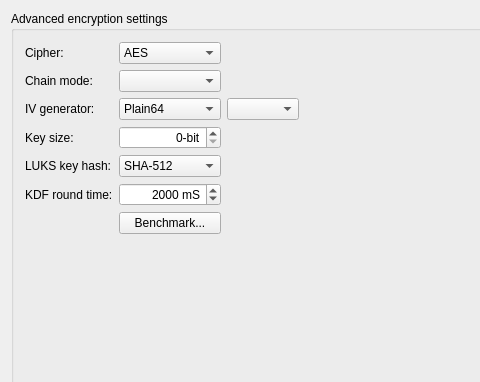
gazelle-installer/gazelle-installer, file meinstall.ui: the form before one commit; both pictures show x 0 to 480 and y 0 to 382 of the 738 by 526 pixel window.
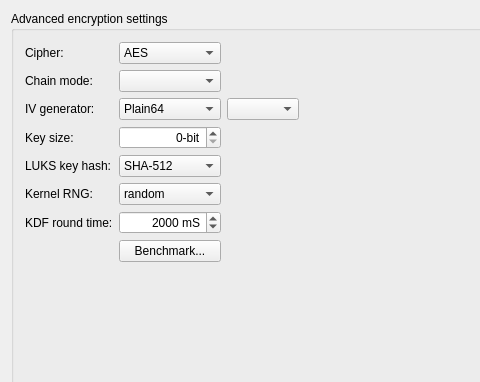
The form after the commit. The open tabs and pages were chosen to show the change. Icons and pictures are not drawn.

Commit message: Added option to select which kernel RNG to use (--use-[u]random).

The edit to the form file:
```diff
--- a/meinstall.ui
+++ b/meinstall.ui
@@ -1319,7 +1319,7 @@
             </property>
            </widget>
           </item>
-          <item row="20" column="1">
+          <item row="22" column="1">
            <widget class="QSpinBox" name="spinFDEroundtime">
             <property name="sizePolicy">
              <sizepolicy hsizetype="Minimum" vsizetype="Preferred">
@@ -1376,7 +1376,7 @@
             </property>
            </widget>
           </item>
-          <item row="22" column="0">
+          <item row="25" column="0">
            <spacer name="verticalSpacer_6">
             <property name="orientation">
              <enum>Qt::Vertical</enum>
@@ -1389,7 +1389,7 @@
             </property>
            </spacer>
           </item>
-          <item row="20" column="0">
+          <item row="22" column="0">
            <widget class="QLabel" name="labelFDEroundtime">
             <property name="sizePolicy">
              <sizepolicy hsizetype="Minimum" vsizetype="Preferred">
@@ -1469,7 +1469,7 @@
             </item>
            </widget>
           </item>
-          <item row="21" column="1">
+          <item row="24" column="1">
            <widget class="QPushButton" name="buttonBenchmarkFDE">
             <property name="sizePolicy">
              <sizepolicy hsizetype="Minimum" vsizetype="Preferred">
@@ -1575,6 +1575,27 @@
             </property>
            </spacer>
           </item>
+          <item row="21" column="0">
+           <widget class="QLabel" name="labelFDErandom">
+            <property name="text">
+             <string>Kernel RNG:</string>
+            </property>
+           </widget>
+          </item>
+          <item row="21" column="1">
+           <widget class="QComboBox" name="comboFDErandom">
+            <item>
+             <property name="text">
+              <string>random</string>
+             </property>
+            </item>
+            <item>
+             <property name="text">
+              <string>urandom</string>
+             </property>
+            </item>
+           </widget>
+          </item>
          </layout>
         </widget>
        </item>
```
The commit also changes 2 other files.
